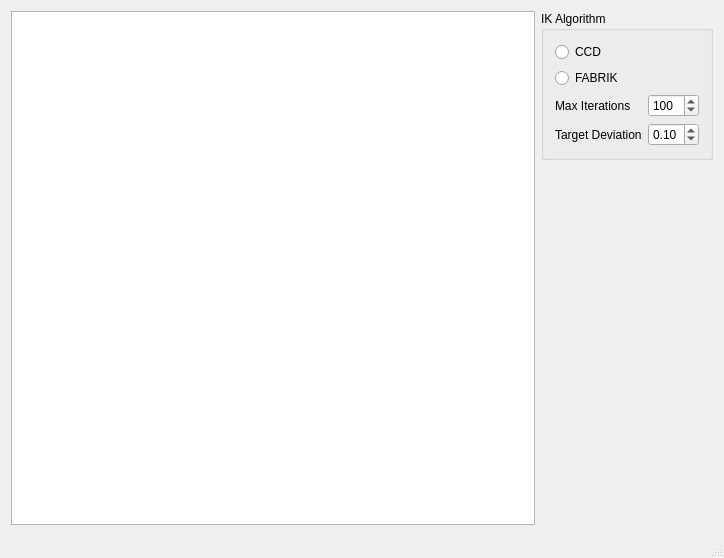
Before: the Qt Designer form demos/ik_gui_demo/IKMainWindow.ui in chFleschutz/inverse-kinematics-algorithms, drawn with Qt 5.
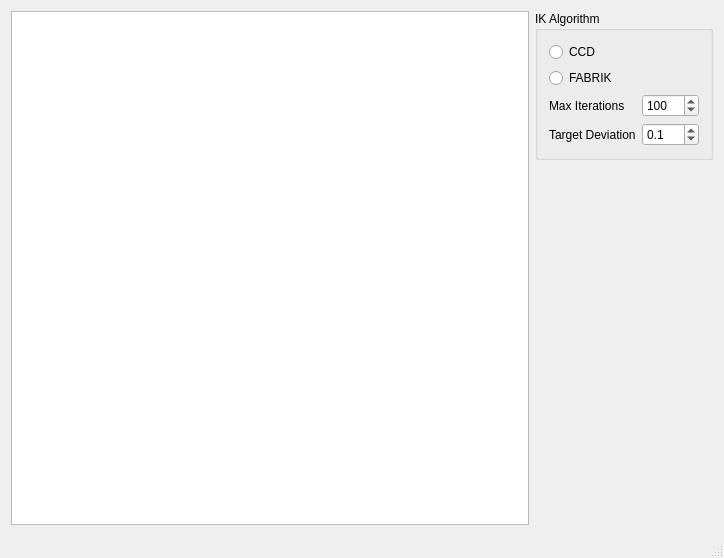
After: the same form once the commit is applied.

Commit message: Update default values

Diff of the .ui file:
```diff
--- a/demos/ik_gui_demo/IKMainWindow.ui
+++ b/demos/ik_gui_demo/IKMainWindow.ui
@@ -56,9 +56,12 @@
         </widget>
        </item>
        <item row="4" column="1">
-        <widget class="QDoubleSpinBox" name="doubleSpinBox">
+        <widget class="QDoubleSpinBox" name="targetDeviation_doubleSpinBox">
+         <property name="decimals">
+          <number>1</number>
+         </property>
          <property name="maximum">
-          <double>9.990000000000000</double>
+          <double>100.000000000000000</double>
          </property>
          <property name="singleStep">
           <double>0.010000000000000</double>
```
Left out of the diff: 12 changed lines with no effect on the pictures. The commit also changes 1 other file.
